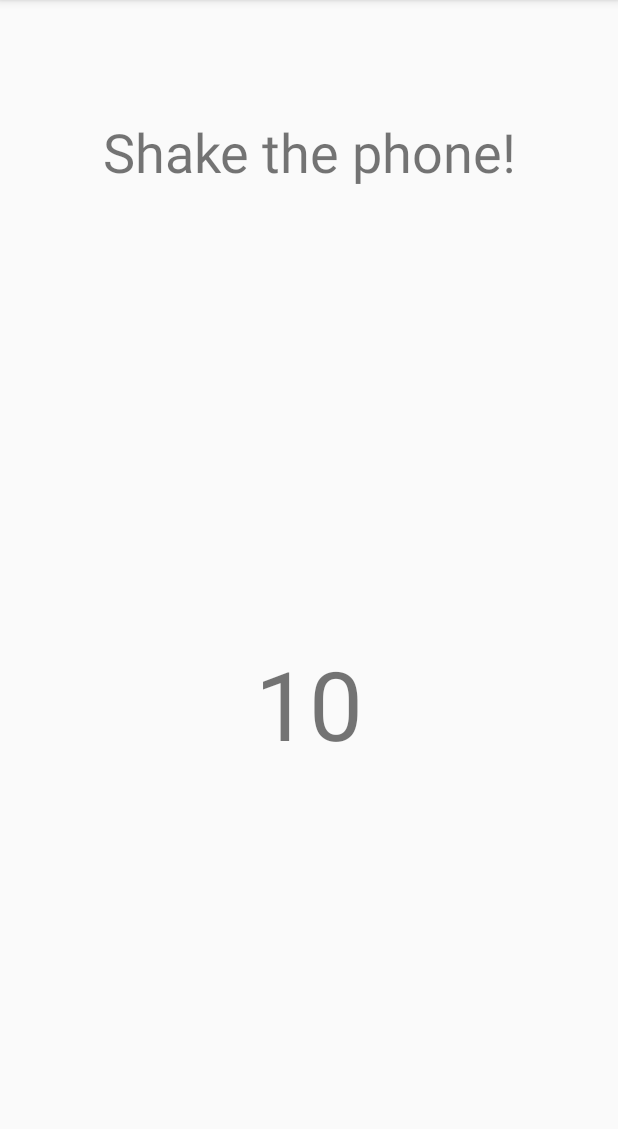
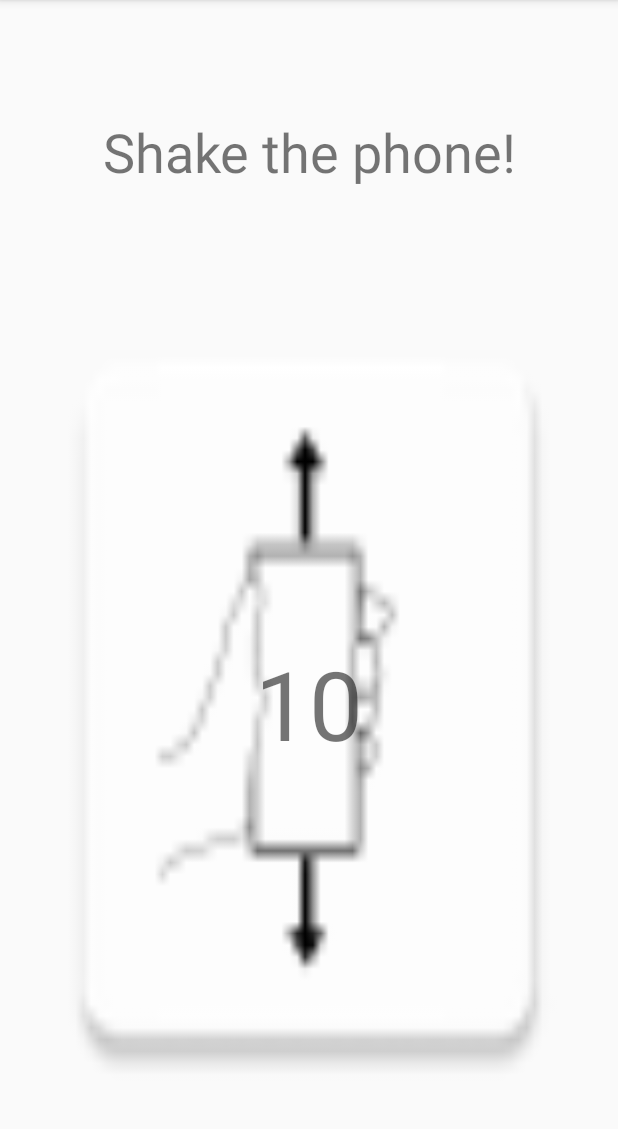
Before and after one commit to SpookyLobster/Break-Habit, an Android app: the ShakeActivity screen opened directly, with no data from a screen before it, on a phone screen of 412 x 824 dp, the part 84-1213 px from its top. Run offline under Robolectric (Android 15) with nearby library versions, the phone set to English and light mode, and no system bars.

Commit message:
shake background

```diff
--- a/Break-Habit/app/src/main/res/layout/activity_shake.xml
+++ b/Break-Habit/app/src/main/res/layout/activity_shake.xml
@@ -29,5 +29,6 @@
         android:id="@+id/shake_counter"
         android:layout_weight="0.3"
         android:gravity="center"
-        android:textAlignment="center" />
+        android:textAlignment="center"
+        android:background="@mipmap/shake_background"/>
 </LinearLayout>
```
Also changed, not shown: Break-Habit/app/src/main/res/mipmap-hdpi/shake_background.png (added), Break-Habit/app/src/main/res/mipmap-mdpi/shake_background.png (added), Break-Habit/app/src/main/res/mipmap-xhdpi/shake_background.png (added), Break-Habit/app/src/main/res/mipmap-xxhdpi/shake_background.png (added), Break-Habit/app/src/main/res/mipmap-xxxhdpi/shake_background.png (added), Break-Habit/app/src/main/shake_background-web.png (added), 2 other files.
